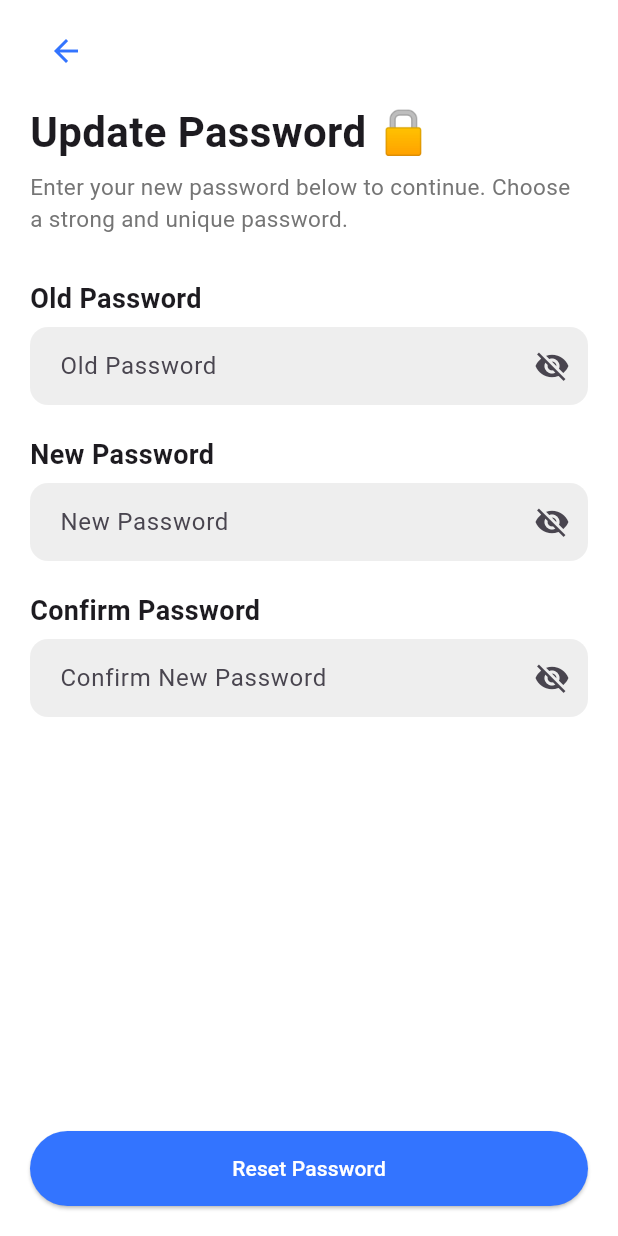
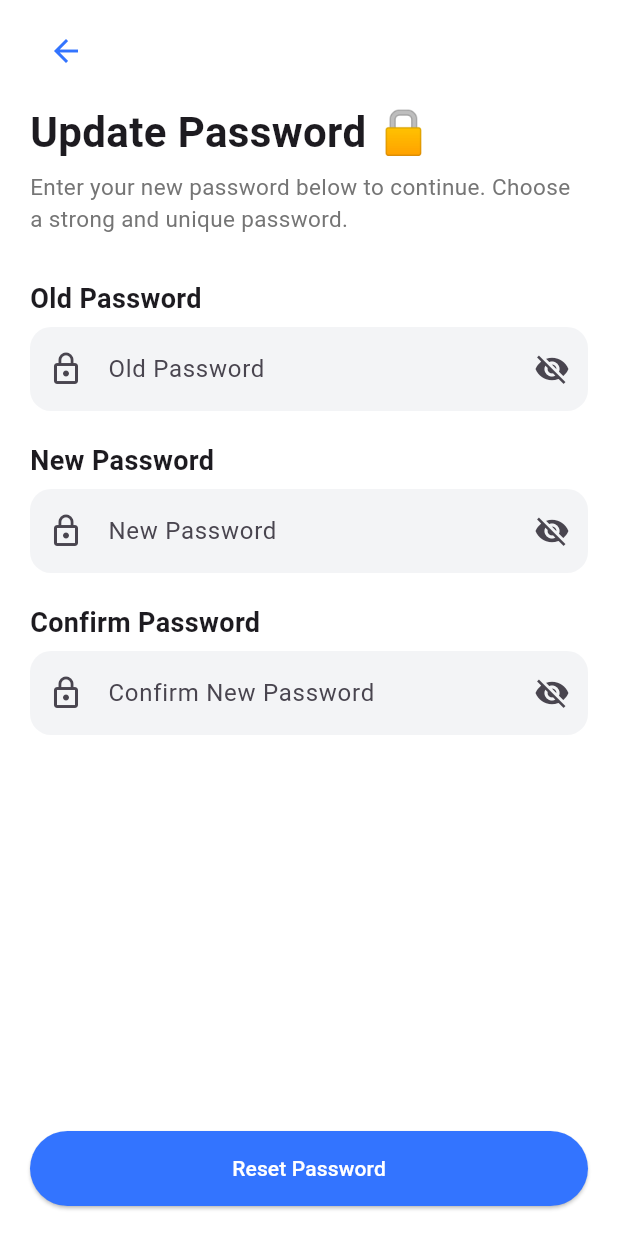
Before and after one commit to ajainoffbeat/offbeat-flutter-ems, a Flutter app: the UpdatePasswordScreen screen opened by its route, on a phone screen of 412 x 824 dp. Run offline on Flutter 3.47's test engine with Material 3 defaults, Android fonts, the phone set to English and light mode, and no system bars; our stand-ins replace flutter_spinkit.

Commit message:
deleted custom input widget

```diff
--- a/lib/app/auth_screen/update_password.dart
+++ b/lib/app/auth_screen/update_password.dart
@@ -1,4 +1,3 @@
-import 'package:ems_offbeat/app/custom_input.dart';
 import 'package:ems_offbeat/theme/app_theme.dart';
 import 'package:ems_offbeat/widgets/screen_headings.dart';
 import 'package:flutter/material.dart';
@@ -12,7 +11,7 @@ class UpdatePasswordScreen extends StatelessWidget {
   @override
   Widget build(BuildContext context) {
     return Scaffold(
-      backgroundColor: AppThemeData.surface,
+      backgroundColor: Colors.white,
       body: SafeArea(
         child: Column(
           children: [
@@ -49,32 +48,92 @@ class UpdatePasswordScreen extends StatelessWidget {
                     // Old Password
                     const TitleText(text: "Old Password"),
                     const SizedBox(height: 6),
-                    CustomInput(
-                      hint: "Old Password",
-                      controller: newPassCtrl,
-                      isPassword: true,
-                    ),
+                      TextField(
+                obscureText: true,
+                decoration: InputDecoration(
+                  hintText: "Old Password",
+                  prefixIcon: const Icon(Icons.lock_outline),
+                  suffixIcon: const Icon(Icons.visibility_off),
+                 filled: true, // enable background color
+                  fillColor: AppThemeData.grey100, // soft grey
+
+                  border: OutlineInputBorder(
+                    borderRadius: BorderRadius.circular(14),
+                    borderSide: BorderSide.none, // ⬅ removes border
+                  ),
+
+                  enabledBorder: OutlineInputBorder(
+                    borderRadius: BorderRadius.circular(14),
+                    borderSide: BorderSide.none,
+                  ),
+
+                  focusedBorder: OutlineInputBorder(
+                    borderRadius: BorderRadius.circular(14),
+                    borderSide: const BorderSide(color: AppThemeData.primary400, width: 2),
+                  ),
+                ),
+              ),
 
                     const SizedBox(height: 20),
                     // New Password
                     const TitleText(text: "New Password"),
                     const SizedBox(height: 6),
-                    CustomInput(
-                      hint: "New Password",
-                      controller: newPassCtrl,
-                      isPassword: true,
-                    ),
+                      TextField(
+                obscureText: true,
+                decoration: InputDecoration(
+                  hintText: "New Password",
+                  prefixIcon: const Icon(Icons.lock_outline),
+                  suffixIcon: const Icon(Icons.visibility_off),
+                 filled: true, // enable background color
+                  fillColor: AppThemeData.grey100, // soft grey
+
+                  border: OutlineInputBorder(
+                    borderRadius: BorderRadius.circular(14),
+                    borderSide: BorderSide.none, // ⬅ removes border
+                  ),
+
+                  enabledBorder: OutlineInputBorder(
+                    borderRadius: BorderRadius.circular(14),
+                    borderSide: BorderSide.none,
+                  ),
+
+                  focusedBorder: OutlineInputBorder(
+                    borderRadius: BorderRadius.circular(14),
+                    borderSide: const BorderSide(color: AppThemeData.primary400, width: 2),
+                  ),
+                ),
+              ),
 
                     const SizedBox(height: 20),
 
                     // Confirm Password
                     const TitleText(text: "Confirm Password"),
                     const SizedBox(height: 6),
-                    CustomInput(
-                      hint: "Confirm New Password",
-                      controller: confirmPassCtrl,
-                      isPassword: true,
-                    ),
+                      TextField(
+                obscureText: true,
+                decoration: InputDecoration(
+                  hintText: "Confirm New Password",
+                  prefixIcon: const Icon(Icons.lock_outline),
+                  suffixIcon: const Icon(Icons.visibility_off),
+                 filled: true, // enable background color
+                  fillColor: AppThemeData.grey100, // soft grey
+
+                  border: OutlineInputBorder(
+                    borderRadius: BorderRadius.circular(14),
+                    borderSide: BorderSide.none, // ⬅ removes border
+                  ),
+
+                  enabledBorder: OutlineInputBorder(
+                    borderRadius: BorderRadius.circular(14),
+                    borderSide: BorderSide.none,
+                  ),
+
+                  focusedBorder: OutlineInputBorder(
+                    borderRadius: BorderRadius.circular(14),
+                    borderSide: const BorderSide(color: AppThemeData.primary400, width: 2),
+                  ),
+                ),
+              ),
 
                     const SizedBox(height: 20),
                   ],
--- a/lib/app/custom_input.dart
+++ /dev/null
@@ -1,38 +0,0 @@
-import 'package:flutter/material.dart';
-
-class CustomInput extends StatelessWidget {
-  final String hint;
-  final TextEditingController controller;
-  final bool isPassword;
-  final TextInputType keyboard;
-
-  const CustomInput({
-    super.key,
-    required this.hint,
-    required this.controller,
-    this.isPassword = false,
-    this.keyboard = TextInputType.text,
-  });
-
-  @override
-  Widget build(BuildContext context) {
-    return TextField(
-      controller: controller,
-      obscureText: isPassword,
-      keyboardType: keyboard,
-      decoration: InputDecoration(
-        hintText: hint,
-        filled: true,
-        fillColor: Colors.grey.shade200,
-        contentPadding: const EdgeInsets.symmetric(horizontal: 16, vertical: 14),
-        border: OutlineInputBorder(
-          borderRadius: BorderRadius.circular(12),
-          borderSide: BorderSide.none,
-        ),
-        suffixIcon: isPassword
-            ? const Icon(Icons.visibility_off)
-            : null,
-      ),
-    );
-  }
-}
```
Also changed, not shown: lib/app/forgot_password.dart (deleted, +0 -88 lines).
